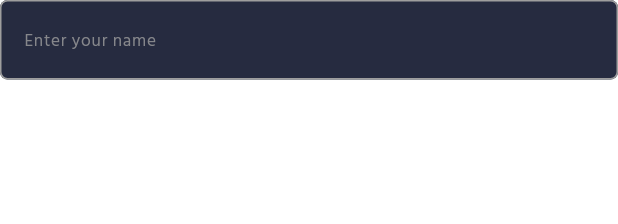
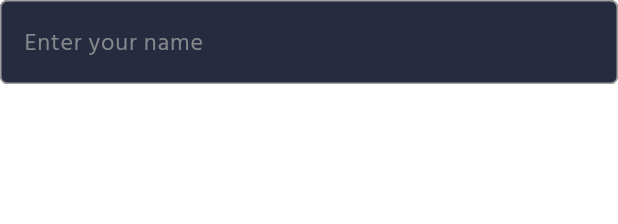
Before and after one commit to numanarif990/burlingtoncab, a Flutter app: the DecoratedTextField1 widget shown alone on an empty page, opened directly, on a phone screen of 412 x 824 dp. Shown: the top 224 px of the screen. Run offline on Flutter 3.47's test engine with Material 3 defaults, Android fonts, the phone set to English and light mode, and no system bars; our stand-ins replace animated_text_kit, flutter_vector_icons, font_awesome_flutter, responsive_builder, video_player; missing offline and left inert: dart:html.

Commit message:
new changes about text field

```diff
--- a/lib/pages/containers/container6.dart
+++ b/lib/pages/containers/container6.dart
@@ -108,11 +108,11 @@ class MessageContainerMobile extends StatelessWidget {
         children: [
           Expanded(
               flex: flex,
-              child: const DecoratedTextField1(label: "Enter your name", maxlines: 1)),
+              child: const DecoratedTextField1Mobile(label: "Enter your name", maxlines: 1)),
           const SizedBox(height: 10,),
           Expanded(
               flex: flex,
-              child: const DecoratedTextField1(label: "Enter your email", maxlines: 1)),
+              child: const DecoratedTextField1Mobile(label: "Enter your email", maxlines: 1)),
           const SizedBox(height: 10,),
 
           const DecoratedTextField(label: "Enter your message", maxlines: 10),
@@ -344,6 +344,68 @@ class DecoratedTextField1 extends StatelessWidget {
       child: TextField(
 
         maxLines: maxlines,
+        cursorColor: Colors.white,
+        cursorHeight: 16,
+        style: const TextStyle(
+            fontSize: 16,
+            color: Colors.white
+        ),
+        decoration: InputDecoration(
+          hintText: label,
+          fillColor: AppColors.cardColor,
+          filled: true,
+          hintStyle: TextStyle(
+              fontSize: 16,
+              color: Colors.grey.withOpacity(.8)
+          ),
+          border: OutlineInputBorder(
+            borderRadius: BorderRadius.circular(10),
+            borderSide: const BorderSide(
+              color: Colors.grey, // Custom border color
+              width: 1,
+            ),
+          ),
+
+          floatingLabelStyle: const TextStyle(
+              fontSize: 18,
+              color: Colors.white
+          ),
+          enabled: true,
+          enabledBorder: OutlineInputBorder(
+            borderRadius: BorderRadius.circular(5),
+            borderSide: const BorderSide(
+              color: Colors.grey, // Custom border color when enabled
+              width: 1,
+            ),
+          ),
+          focusedBorder: OutlineInputBorder(
+            borderRadius: BorderRadius.circular(5),
+            borderSide: const BorderSide(
+              color: Colors.white, // Custom border color when focused
+              width: 2,
+            ),
+          ),
+        ),
+      ),
+    );
+  }
+}
+
+
+
+class DecoratedTextField1Mobile extends StatelessWidget {
+  final String label;
+  final int maxlines;
+  const DecoratedTextField1Mobile({super.key, required this.label, required this.maxlines});
+
+  @override
+  Widget build(BuildContext context) {
+    return Container(
+
+      // margin: const EdgeInsets.symmetric(horizontal: 30),
+      child: TextField(
+
+        maxLines: maxlines,
       cursorColor: Colors.white,
         cursorHeight: w!*0.028,
         style: const TextStyle(
```
